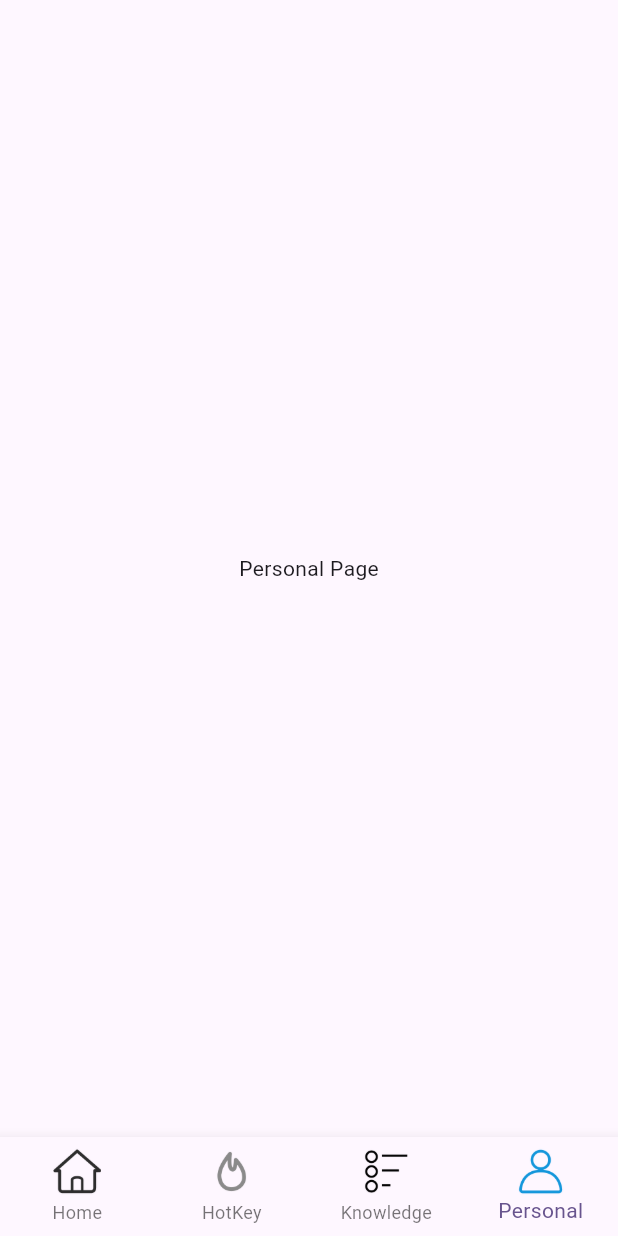
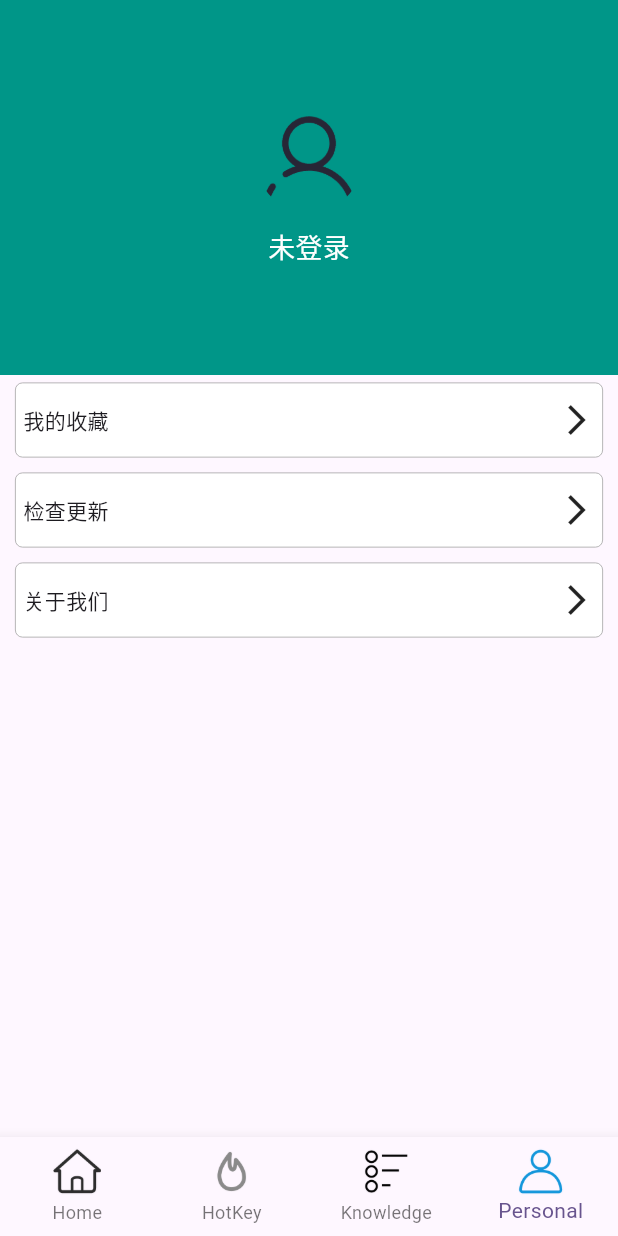
Before and after one commit to XiaoLaoW/flutter_demo_by_bilibili, a Flutter app: the screen it shows after launch, item 4 of the bottom bar chosen, on a phone screen of 412 x 824 dp. Run offline on Flutter 3.47's test engine with Material 3 defaults, Android fonts, the light colour scheme and no system bars; our stand-ins replace dio, flutter_swiper_view, fluttertoast, pull_to_refresh, webview_flutter; network calls fail; statements that could not run were skipped.

Commit message:
feat: 新增注册功能及个人页面优化 fix: 修改POST请求方法和错误处理逻辑 style: 添加了必要的导入和代码格式调整

```diff
--- a/lib/http/dio_instance.dart
+++ b/lib/http/dio_instance.dart
@@ -33,7 +33,7 @@ class DioInstance {
         sendTimeout: sendTimeout ?? _defaultTime,
         responseType: responseType,
         contentType: contentType);
-    // _dio.interceptors.add(PrintLogIntercepter());
+    _dio.interceptors.add(PrintLogIntercepter());
     _dio.interceptors.add(ResponseInterceptor());
   }
 
@@ -61,7 +61,7 @@ class DioInstance {
     Options? options,
     CancelToken? cancelToken,
   }) async {
-    return _dio.get(path,
+    return _dio.post(path,
         queryParameters: param,
         data: data,
         options: options ??
--- a/lib/pages/personal/personal.dart
+++ b/lib/pages/personal/personal.dart
@@ -1,20 +1,123 @@
 import 'package:flutter/cupertino.dart';
 import 'package:flutter/material.dart';
 
+import '../../route/route_utils.dart';
+import '../auth/login_page.dart';
+
 class PersonalPage extends StatefulWidget {
+  const PersonalPage({super.key});
+
   @override
   _PersonalPageState createState() => _PersonalPageState();
 }
 
 class _PersonalPageState extends State<PersonalPage> {
+  final List<Map<String, String>> list = [
+    {
+      "title": "我的收藏",
+      "path": "",
+    },
+    {
+      "title": "检查更新",
+      "path": "",
+    },
+    {
+      "title": "关于我们",
+      "path": "",
+    }
+  ];
+
   @override
   Widget build(BuildContext context) {
     return Scaffold(
       body: SafeArea(
-        child: Center(
-          child: Text('Personal Page'),
+        child: Column(
+          children: [
+            _personalPageHeader(() {
+              RouteUtils.push(context, LoginPage());
+            }),
+            Expanded(
+              child: _personalPageList(),
+            ),
+          ],
         ),
       ),
     );
   }
+  Widget _personalPageHeader(void Function() onTap) {
+    return Container(
+      width: double.infinity,
+      height: 250,
+      decoration: const BoxDecoration(
+        color: Colors.teal,
+      ),
+      alignment: Alignment.center,
+      child: GestureDetector(
+        onTap: onTap,
+        child:Column(
+          mainAxisAlignment: MainAxisAlignment.center,
+          children: [
+            ClipRRect(
+              borderRadius: const BorderRadius.all(
+                Radius.circular(35),
+              ),
+              child: Image.asset('assets/images/avatar.png',
+                  width: 70, height: 70, fit: BoxFit.fill),
+            ),
+            const SizedBox(
+              height: 10,
+            ),
+            const Text(
+              "未登录",
+              style: TextStyle(fontSize: 18, color: Colors.white),
+            ),
+          ],
+        ),
+      ),
+    );
+  }
+
+  Widget _personalPageList() {
+    return ListView.builder(
+      itemCount: list.length,
+      itemBuilder: (context, index) {
+        return Padding(
+          padding: const EdgeInsets.symmetric(horizontal: 10, vertical: 5),
+          child: GestureDetector(
+            onTap: () {
+              _handleItemTap(index);
+            },
+            child:_personalPageListItem(list[index]),
+          ),
+        );
+      },
+    );
+  }
+
+  Widget _personalPageListItem(Map<String, String> item) {
+    return Container(
+      width: double.infinity,
+      height: 50,
+      padding: const EdgeInsets.symmetric(horizontal: 5),
+      decoration: BoxDecoration(
+        color: Colors.white,
+        border: Border.all(
+          color: Colors.grey,
+          width: 0.5,
+        ),
+        borderRadius: const BorderRadius.all(Radius.circular(5)),
+      ),
+      child: Row(
+        mainAxisAlignment: MainAxisAlignment.spaceBetween,
+        children: [
+          Text(item["title"] as String),
+          const Icon(Icons.arrow_forward_ios),
+        ],
+      ),
+    );
+  }
+
+  void _handleItemTap(int index) {
+    print(list[index]["title"]);
+  }
 }
--- a/lib/pages/web_view_page.dart
+++ b/lib/pages/web_view_page.dart
@@ -40,10 +40,11 @@ class _WebViewPageState extends State<WebViewPage> {
   void didChangeDependencies() {
     super.didChangeDependencies();
     var map = ModalRoute.of(context)?.settings.arguments;
-    print('didChangeDependencies${ ModalRoute.of(context)?.settings.arguments}----${map is Map}');
+    print('didChangeDependencies${ ModalRoute.of(context)?.settings}----${map is Map}');
 
     if (map is Map) {
       url = map['url'] as String?;
+      title = map['title'] as String?;
 
       // 确保 URL 是有效的 URI
       if (url != null && url!.isNotEmpty) {
--- a/lib/repository/api.dart
+++ b/lib/repository/api.dart
@@ -41,4 +41,9 @@ class Api {
     SearchHotKeyListData SearchHotKeyData = SearchHotKeyListData.fromJson(response.data);
     return SearchHotKeyData.SearchHotKeyList;
   }
+
+  Future register(String? name,String? password,String? repassword)async{
+    Response response = await DioInstance.instance.post(path:'user/register',param: {'username':name,'password':password,'repassword':repassword});
+    return true;
+  }
 }
--- a/lib/route/routes.dart
+++ b/lib/route/routes.dart
@@ -1,7 +1,8 @@
-import 'package:demo_by_bilibili/pages/home/home_page.dart';
+import 'package:demo_by_bilibili/pages/auth/login_page.dart';
 import 'package:demo_by_bilibili/pages/web_view_page.dart';
 import 'package:flutter/material.dart';
 
+import '../pages/auth/register_page.dart';
 import '../pages/tab_page.dart';
 
 class Routes {
@@ -11,6 +12,10 @@ class Routes {
         return pageRoute(TabPage(), settings: settings);
       case RoutePath.webViewPage:
         return pageRoute(WebViewPage(), settings: settings);
+      case RoutePath.loginPage:
+        return pageRoute(LoginPage(), settings: settings);
+      case RoutePath.registerPage:
+        return pageRoute(RegisterPage(), settings: settings);
     }
     return pageRoute(
       Scaffold(
@@ -46,4 +51,6 @@ class RoutePath {
   //首页
   static const String tab = '/';
   static const String webViewPage = '/web_view_page';
+  static const String loginPage = '/login_page';
+  static const String registerPage = '/register_page';
 }
--- a/pubspec.yaml
+++ b/pubspec.yaml
@@ -39,6 +39,7 @@ dependencies:
   provider: ^6.1.4
   pull_to_refresh: ^2.0.0
   webview_flutter: ^4.10.0
+  fluttertoast: ^8.2.12
 dev_dependencies:
   flutter_test:
     sdk: flutter
@@ -63,6 +64,7 @@ flutter:
   assets:
     - assets/images/search.png
     - assets/images/hot.png
+    - assets/images/avatar.png
     - assets/icons/home.png
     - assets/icons/home_grey.png
     - assets/icons/hot_key.png
```
Also changed, not shown: lib/http/res_interceptor.dart (+6 -3 lines), lib/pages/auth/auth.vm.dart (added, +22 -0 lines), lib/pages/auth/login_page.dart (added, +96 -0 lines), lib/pages/auth/register_page.dart (added, +139 -0 lines), lib/pages/hot_key/hot_key.dart (+9 -9 lines), lib/utils/index.dart (added, +20 -0 lines), assets/images/avatar.png (added), pubspec.lock, 1 other file.
